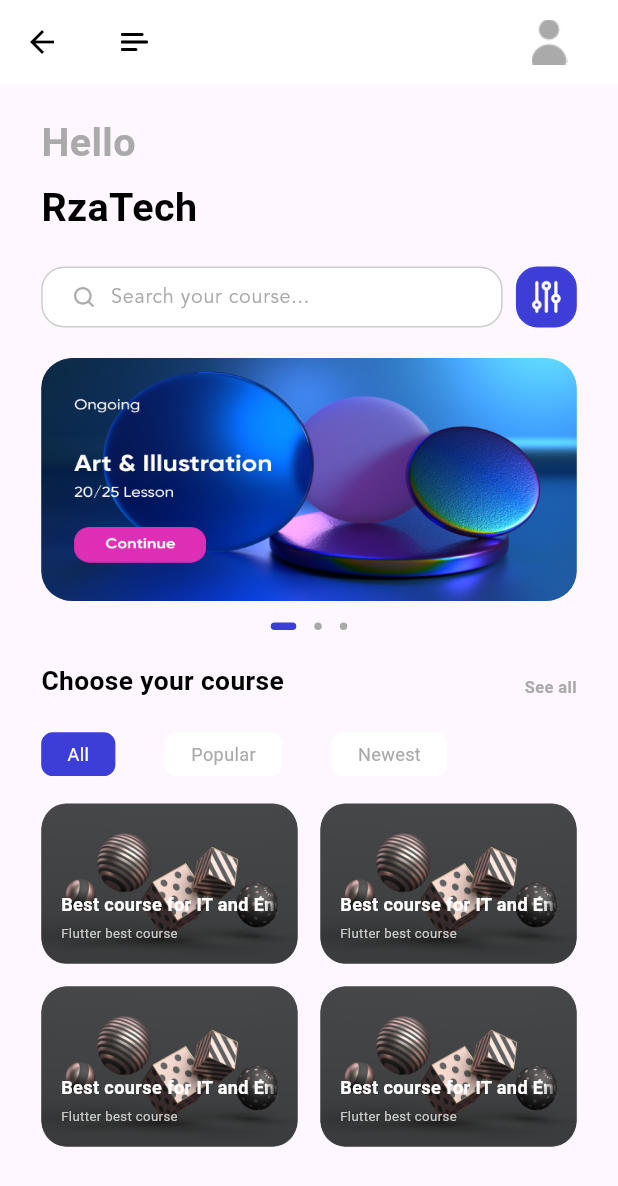
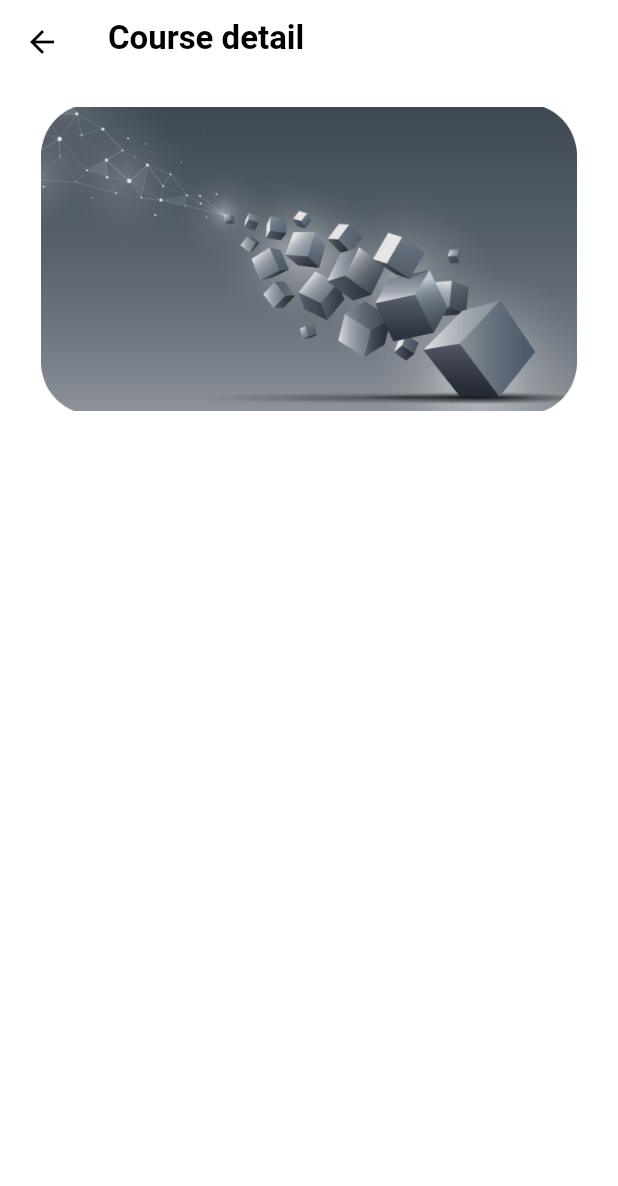
Before and after one commit to MaharramovRza/learning_app, a Flutter app: the HomePage screen opened by its route, after a tap on "Best course for IT and Engineering", on a phone screen of 412 x 824 dp. Shown: the top 1186 px of the screen. Run offline on Flutter 3.47's test engine with Material 3 defaults, Android fonts, the light colour scheme and no system bars; drawn by our look-alikes of dots_indicator; our stand-ins replace cloud_firestore, dio, firebase_auth, firebase_core, flutter_bloc, flutter_easyloading and 4 more; missing offline and left inert: dart:ffi; accounts and stored records are empty.

Commit message:
Initial CourseDetailPage

```diff
--- a/lib/common/routes/names.dart
+++ b/lib/common/routes/names.dart
@@ -7,5 +7,6 @@ class AppRoutes {
   static const FORGET = '/forget';
   static const HOME_PAGE = '/home_page';
   static const SETTINGS = '/settings';
+  static const COURSE_DETAIL = '/course_detail';
 
 }
--- a/lib/common/routes/pages.dart
+++ b/lib/common/routes/pages.dart
@@ -4,6 +4,7 @@ import 'package:flutter/material.dart';
 import 'package:flutter_bloc/flutter_bloc.dart';
 import 'package:learning_app/common/routes/names.dart';
 import 'package:learning_app/pages/application/application_page.dart';
+import 'package:learning_app/pages/course/course_detail.dart';
 import 'package:learning_app/pages/profile/settings/bloc/settings_blocs.dart';
 import 'package:learning_app/pages/profile/settings/settings_page.dart';
 import 'package:learning_app/pages/register/bloc/register_blocs.dart';
@@ -14,6 +15,7 @@ import 'package:learning_app/pages/welcome/bloc/welcome_blocs.dart';
 
 import '../../global.dart';
 import '../../pages/application/bloc/app_blocs.dart';
+import '../../pages/course/bloc/course_detail_blocs.dart';
 import '../../pages/home/home_page.dart';
 import '../../pages/home/bloc/home_page_blocs.dart';
 import '../../pages/welcome/welcome.dart';
@@ -53,6 +55,11 @@ class AppPages {
           route: AppRoutes.SETTINGS,
           page: const SettingsPage(),
           bloc: BlocProvider(create: (_)=>SettingsBlocs(),)
+      ),
+      PageEntity(
+          route: AppRoutes.COURSE_DETAIL,
+          page: const CourseDetail(),
+          bloc: BlocProvider(create: (_)=>CourseDetailBloc(),)
       ),
     ];
   }
--- a/lib/pages/common_widgets.dart
+++ b/lib/pages/common_widgets.dart
@@ -57,9 +57,9 @@ Widget reusableText(String text){
       text,
       textAlign: TextAlign.center,
       style: TextStyle(
-        color: Colors.grey.withOpacity(0.5),
-        fontWeight: FontWeight.normal,
-        fontSize: 14.sp,
+        color: Colors.black,
+        fontWeight: FontWeight.bold,
+        fontSize: 20.sp,
       ),
     ),
   );
--- /dev/null
+++ b/lib/pages/course/bloc/course_detail_blocs.dart
@@ -0,0 +1,14 @@
+import 'package:flutter_bloc/flutter_bloc.dart';
+import 'package:learning_app/pages/course/bloc/course_detail_states.dart';
+
+import 'course_detail_events.dart';
+
+class CourseDetailBloc extends Bloc<CourseDetailEvents,CourseDetailStates>{
+  CourseDetailBloc():super(const CourseDetailStates()){
+    on<TriggerCourseDetail>(_triggerCourseDetail);
+  }
+
+  void _triggerCourseDetail(TriggerCourseDetail event,Emitter<CourseDetailStates>emit){
+    emit(state.copyWith(courseItem: event.courseItem));
+  }
+}
--- /dev/null
+++ b/lib/pages/course/course_detail.dart
@@ -0,0 +1,52 @@
+import 'package:flutter/cupertino.dart';
+import 'package:flutter/material.dart';
+import 'package:flutter_screenutil/flutter_screenutil.dart';
+
+import "package:learning_app/pages/course/widgets/course_detail_widgets.dart";
+
+class CourseDetail extends StatefulWidget {
+  const CourseDetail({super.key});
+
+  @override
+  State<CourseDetail> createState() => _CourseDetailState();
+}
+
+class _CourseDetailState extends State<CourseDetail> {
+  @override
+  Widget build(BuildContext context) {
+    return Container(
+      color:Colors.white,
+      child: SafeArea(
+        child: Scaffold(
+          backgroundColor: Colors.white,
+          appBar: buildAppBar(),
+          body: SingleChildScrollView(
+            child: Column(
+              children: [
+                  Padding(
+                      padding: EdgeInsets.symmetric(vertical: 15.h,horizontal: 25.w),
+                      child:Column(
+                        children: [
+                          Container(
+                            width: 325.w,
+                            height: 200.h,
+                            decoration: const BoxDecoration(
+                              image:DecorationImage(
+                                fit: BoxFit.fitWidth,
+                                  image:AssetImage(
+                                      "assets/icons/Image_1.png"
+                                  )
+                              )
+                            ),
+                          )
+                        ],
+                      )
+                  )
+              ],
+            ),
+          ),
+        ),
+      ),
+    );
+  }
+}
--- /dev/null
+++ b/lib/pages/course/widgets/course_detail_widgets.dart
@@ -0,0 +1,8 @@
+import 'package:flutter/material.dart';
+import 'package:learning_app/pages/common_widgets.dart';
+
+AppBar buildAppBar(){
+  return AppBar(
+    title: reusableText("Course detail"),
+  );
+}
--- a/lib/pages/home/bloc/home_page_states.dart
+++ b/lib/pages/home/bloc/home_page_states.dart
@@ -2,6 +2,8 @@ class HomePageStates{
 
   const HomePageStates({this.index=0});
   final int index;
+
+  get courseItem => null;
 
   HomePageStates copyWith({int? index}){
     return HomePageStates(index:index??this.index);
--- a/lib/pages/home/home_page.dart
+++ b/lib/pages/home/home_page.dart
@@ -1,14 +1,17 @@
+import 'dart:ffi';
+
 import 'package:flutter/cupertino.dart';
 import 'package:flutter/material.dart';
 import 'package:flutter_bloc/flutter_bloc.dart';
 import 'package:flutter_screenutil/flutter_screenutil.dart';
+import 'package:learning_app/common/routes/names.dart';
+import 'package:learning_app/pages/course/bloc/course_detail_states.dart';
 import 'package:learning_app/pages/home/bloc/home_page_blocs.dart';
 import 'package:learning_app/pages/home/bloc/home_page_states.dart';
 import 'package:learning_app/pages/home/widgets/home_page_widgets.dart';
+//import 'package:learning_app/common/entities/course.dart';
 
 import '../../common/values/colors.dart';
-
-
 
 class HomePage extends StatefulWidget {
   const HomePage({super.key});
@@ -22,14 +25,12 @@ class HomePage extends StatefulWidget {
 }
 
 class _HomePageState extends State<HomePage> {
-
-
-
   @override
   Widget build(BuildContext context) {
     return Scaffold(
       appBar: buildAppBar(),
-      body: BlocBuilder<HomePageBlocs, HomePageStates>(builder: (context, state) {
+      body:
+          BlocBuilder<HomePageBlocs, HomePageStates>(builder: (context, state) {
         return CustomScrollView(
           slivers: [
             SliverPadding(
@@ -38,18 +39,17 @@ class _HomePageState extends State<HomePage> {
                   horizontal: 25.w,
                 ),
                 sliver: SliverToBoxAdapter(
-                    child: homePageText("Hello",color: AppColors.primaryThirdElementText,top:20)
-                )
-            ),
+                    child: homePageText("Hello",
+                        color: AppColors.primaryThirdElementText, top: 20))),
             SliverPadding(
                 padding: EdgeInsets.symmetric(
                   vertical: 0,
                   horizontal: 25.w,
                 ),
                 sliver: SliverToBoxAdapter(
-                  child: homePageText("RzaTech",color: AppColors.primaryText,top:5),
-                )
-            ),
+                  child: homePageText("RzaTech",
+                      color: AppColors.primaryText, top: 5),
+                )),
             SliverPadding(
                 padding: EdgeInsets.symmetric(
                   vertical: 0,
@@ -57,50 +57,45 @@ class _HomePageState extends State<HomePage> {
                 ),
                 sliver: SliverToBoxAdapter(
                   child: searchView(),
-                )
-            ),
+                )),
             SliverPadding(
                 padding: EdgeInsets.symmetric(
                   vertical: 0,
                   horizontal: 25.w,
                 ),
                 sliver: SliverToBoxAdapter(
-                  child: slidersView(context,state),
-                )
-            ),
+                  child: slidersView(context, state),
+                )),
             SliverPadding(
                 padding: EdgeInsets.symmetric(
                   vertical: 0,
                   horizontal: 25.w,
                 ),
-                sliver: SliverToBoxAdapter(
-                    child: menuView()
-                )
-            ),
+                sliver: SliverToBoxAdapter(child: menuView())),
             SliverPadding(
                 padding: EdgeInsets.symmetric(
                   vertical: 18.h,
                   horizontal: 25.w,
                 ),
                 sliver: SliverGrid(
-                    gridDelegate: const SliverGridDelegateWithFixedCrossAxisCount(
+                    gridDelegate:
+                        const SliverGridDelegateWithFixedCrossAxisCount(
                       crossAxisCount: 2,
                       mainAxisSpacing: 15,
                       crossAxisSpacing: 15,
                       childAspectRatio: 1.6,
                     ),
                     delegate: SliverChildBuilderDelegate(
-                      childCount:4,
-                          (BuildContext context, int index) {
+                      childCount: 4,
+                      (BuildContext context, int index) {
                         return GestureDetector(
-                          onTap: (){
-
+                          onTap: () {
+                            Navigator.of(context).pushNamed("/course_detail");
                           },
                           child: courseGrid(),
                         );
                       },
                     ))),
-
           ],
         );
       }),
--- a/pubspec.yaml
+++ b/pubspec.yaml
@@ -44,6 +44,8 @@ dependencies:
   firebase_core: ^3.1.0
   fluttertoast: ^8.2.6
   shared_preferences: ^2.2.3
+  flutter_easyloading: ^3.0.5
+  dio: ^5.4.3+1
 
 
 
```
Also changed, not shown: lib/common/apis/user_api.dart (added, +14 -0 lines), lib/common/utils/http_util.dart (added, +28 -0 lines), lib/pages/course/bloc/course_detail_events.dart (added, +11 -0 lines), lib/pages/course/bloc/course_detail_states.dart (added, +13 -0 lines), lib/pages/profile/settings/widgets/settings_widgets.dart (+2 -5 lines), lib/pages/sign_in/widgets/sign_in_controller.dart (+30 -0 lines), pubspec.lock.
